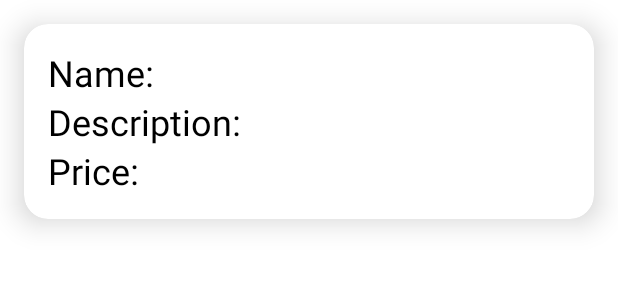
After one commit to VithuThevan/mawnProject, an Android app: the layout userentry.xml on its own in the app's theme, with its tools: preview values and no code run, on a phone screen of 412 x 824 dp. The commit adds this screen. Shown: the top 300 px of the screen. Run offline under Robolectric (Android 15) with nearby library versions, the phone set to English and light mode, and no system bars.

Commit message:
did some changes

```diff
--- a/app/src/main/res/layout/activity_userlist.xml
+++ b/app/src/main/res/layout/activity_userlist.xml
@@ -6,4 +6,9 @@
     android:layout_height="match_parent"
     tools:context=".Userlist">
 
+    <androidx.recyclerview.widget.RecyclerView
+        android:id="@+id/recyclerview"
+        android:layout_width="match_parent"
+        android:layout_height="match_parent"/>
+
 </androidx.constraintlayout.widget.ConstraintLayout>
--- /dev/null
+++ b/app/src/main/res/layout/userentry.xml
@@ -0,0 +1,86 @@
+<?xml version="1.0" encoding="utf-8"?>
+<androidx.cardview.widget.CardView xmlns:android="http://schemas.android.com/apk/res/android"
+    android:layout_width="match_parent"
+    android:layout_height="wrap_content"
+    xmlns:app="http://schemas.android.com/apk/res-auto"
+    app:cardElevation="12dp"
+    app:cardCornerRadius="16dp"
+    android:layout_margin="16dp"
+    android:background="#efefef">
+
+    <LinearLayout
+        android:layout_width="match_parent"
+        android:layout_height="wrap_content"
+        android:layout_margin="16dp"
+        android:orientation="vertical">
+
+        <LinearLayout
+            android:layout_width="wrap_content"
+            android:layout_height="wrap_content"
+            android:orientation="horizontal"
+            android:layout_gravity="left">
+
+            <TextView
+                android:layout_width="wrap_content"
+                android:layout_height="wrap_content"
+                android:text="Name: "
+                android:textSize="24dp"
+                android:textColor="@color/black"
+                style="bold"/>
+            <TextView
+                android:id="@+id/textname"
+                android:layout_width="wrap_content"
+                android:layout_height="wrap_content"
+                android:textSize="24dp"
+                android:textColor="@color/black"
+                style="bold"/>
+
+        </LinearLayout>
+        <LinearLayout
+            android:layout_width="wrap_content"
+            android:layout_height="wrap_content"
+            android:orientation="horizontal"
+            android:layout_gravity="left">
+
+            <TextView
+                android:layout_width="wrap_content"
+                android:layout_height="wrap_content"
+                android:text="Description: "
+                android:textSize="24dp"
+                android:textColor="@color/black"
+                style="bold"/>
+            <TextView
+                android:id="@+id/textdescription"
+                android:layout_width="wrap_content"
+                android:layout_height="wrap_content"
+                android:textSize="24dp"
+                android:textColor="@color/black"
+                style="bold"/>
+
+        </LinearLayout>
+        <LinearLayout
+            android:layout_width="wrap_content"
+            android:layout_height="wrap_content"
+            android:orientation="horizontal"
+            android:layout_gravity="left">
+
+            <TextView
+                android:layout_width="wrap_content"
+                android:layout_height="wrap_content"
+                android:text="Price: "
+                android:textSize="24dp"
+                android:textColor="@color/black"
+                style="bold"/>
+            <TextView
+                android:id="@+id/textprice"
+                android:layout_width="wrap_content"
+                android:layout_height="wrap_content"
+                android:textSize="24dp"
+                android:textColor="@color/black"
+                style="bold"/>
+
+        </LinearLayout>
+
+    </LinearLayout>
+
+</androidx.cardview.widget.CardView>
```
Also changed, not shown: app/src/main/java/com/example/myapplication78/DBHelper.java (+12 -2 lines), app/src/main/java/com/example/myapplication78/MainActivity.java (+6 -1 lines), app/src/main/java/com/example/myapplication78/MyAdapter.java (added, +53 -0 lines), app/src/main/java/com/example/myapplication78/Userlist.java (+31 -1 lines), app/src/main/res/layout/activity_main.xml (+4 -3 lines).
